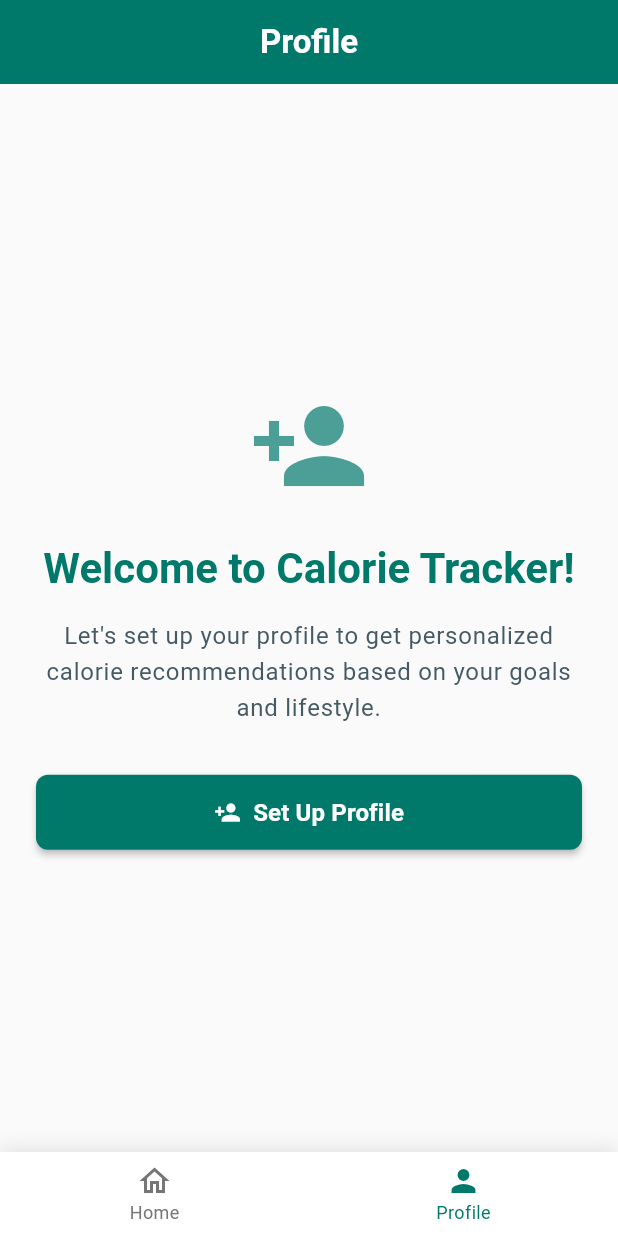
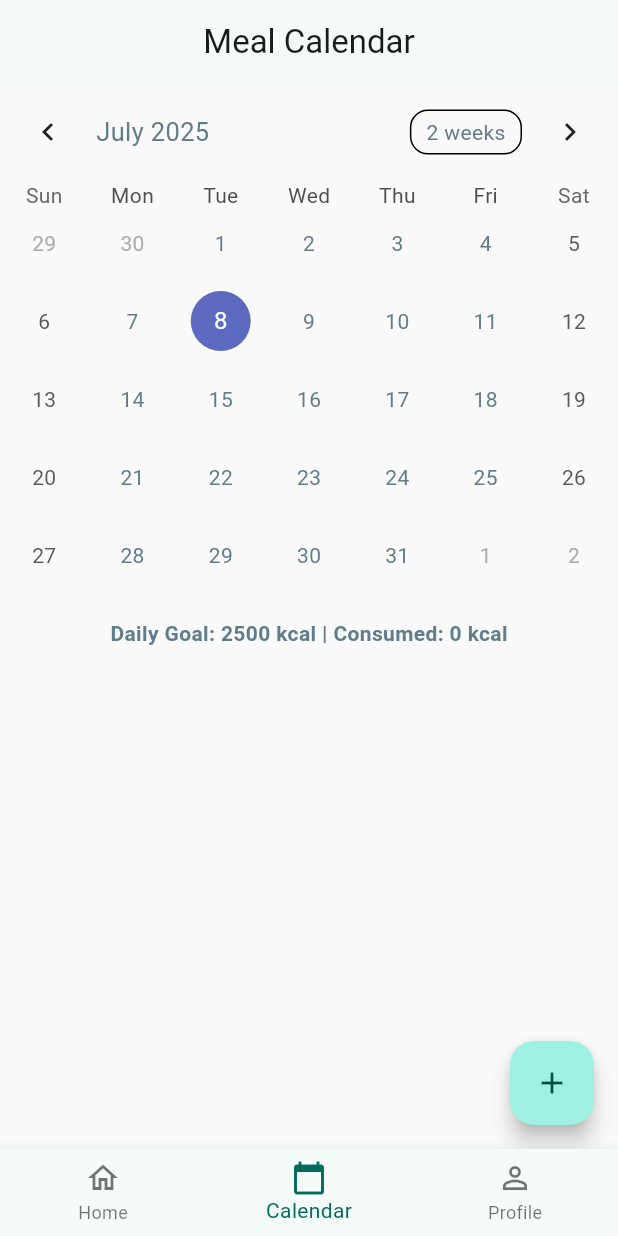
Before and after one commit to spirinity/calorie_app, a Flutter app: the screen it shows after launch, swiped to page 2, on a phone screen of 412 x 824 dp. Run offline on Flutter 3.47's test engine with Material 3 defaults, Android fonts, the phone set to English and light mode, and no system bars; drawn by our look-alikes of table_calendar; our stand-ins replace image_picker, sqflite; accounts and stored records are empty.

Commit message:
garbage ver wait ima fix this

```diff
--- /dev/null
+++ b/lib/screens/calendar_screen.dart
@@ -0,0 +1,179 @@
+import 'package:flutter/material.dart';
+import 'package:table_calendar/table_calendar.dart';
+import '../models/food_entry.dart';
+import '../services/food_service.dart';
+import '../services/user_service.dart';
+import 'add_food_screen.dart';
+import 'food_details_screen.dart';
+
+class CalendarScreen extends StatefulWidget {
+  const CalendarScreen({Key? key}) : super(key: key);
+
+  @override
+  // The class name is now public
+  CalendarScreenState createState() => CalendarScreenState();
+}
+
+class CalendarScreenState extends State<CalendarScreen> {
+  late final ValueNotifier<List<FoodEntry>> _selectedEvents;
+  DateTime _focusedDay = DateTime.now();
+  DateTime? _selectedDay;
+  Map<DateTime, List<FoodEntry>> _events = {};
+  int _dailyGoal = 2500;
+
+  @override
+  void initState() {
+    super.initState();
+    _selectedDay = _focusedDay;
+    _selectedEvents = ValueNotifier(_getEventsForDay(_selectedDay!));
+    _loadUserGoal();
+    _loadMonthData(_focusedDay);
+  }
+
+  @override
+  void dispose() {
+    _selectedEvents.dispose();
+    super.dispose();
+  }
+
+  void _loadUserGoal() async {
+    final goal = await UserService.getCurrentCalorieGoal();
+    setState(() {
+      _dailyGoal = goal;
+    });
+  }
+
+  void _loadMonthData(DateTime month) async {
+    final entries = await FoodService.getEntriesForMonth(month);
+    final Map<DateTime, List<FoodEntry>> events = {};
+    for (var entry in entries) {
+      final day = DateTime.utc(entry.timestamp.year, entry.timestamp.month, entry.timestamp.day);
+      if (events[day] == null) {
+        events[day] = [];
+      }
+      events[day]!.add(entry);
+    }
+    setState(() {
+      _events = events;
+    });
+    // Refresh selected day events
+    _onDaySelected(_selectedDay!, _focusedDay);
+  }
+
+  List<FoodEntry> _getEventsForDay(DateTime day) {
+    return _events[DateTime.utc(day.year, day.month, day.day)] ?? [];
+  }
+
+  void _onDaySelected(DateTime selectedDay, DateTime focusedDay) {
+    if (!isSameDay(_selectedDay, selectedDay)) {
+      setState(() {
+        _selectedDay = selectedDay;
+        _focusedDay = focusedDay;
+      });
+      _selectedEvents.value = _getEventsForDay(selectedDay);
+    }
+  }
+
+  int _calculateTotalCalories(List<FoodEntry> entries) {
+    return entries.fold(0, (sum, item) => sum + item.calories);
+  }
+
+  @override
+  Widget build(BuildContext context) {
+    return Scaffold(
+      appBar: AppBar(
+        title: Text('Meal Calendar'),
+        centerTitle: true,
+      ),
+      body: Column(
+        children: [
+          TableCalendar<FoodEntry>(
+            firstDay: DateTime.utc(2020, 1, 1),
+            lastDay: DateTime.utc(2030, 12, 31),
+            focusedDay: _focusedDay,
+            selectedDayPredicate: (day) => isSameDay(_selectedDay, day),
+            eventLoader: _getEventsForDay,
+            onDaySelected: _onDaySelected,
+            onPageChanged: (focusedDay) {
+              _focusedDay = focusedDay;
+              _loadMonthData(focusedDay);
+            },
+            calendarBuilders: CalendarBuilders(
+              markerBuilder: (context, date, events) {
+                if (events.isNotEmpty) {
+                  final totalCalories = _calculateTotalCalories(events);
+                  IconData icon;
+                  Color color;
+                  if (totalCalories > _dailyGoal) {
+                    icon = Icons.cancel;
+                    color = Colors.red;
+                  } else {
+                    icon = Icons.check_circle;
+                    color = Colors.green;
+                  }
+                  return Positioned(
+                    right: 1,
+                    bottom: 1,
+                    child: Icon(icon, color: color, size: 16),
+                  );
+                }
+                return null;
+              },
+            ),
+          ),
+          const SizedBox(height: 8.0),
+          Expanded(
+            child: ValueListenableBuilder<List<FoodEntry>>(
+              valueListenable: _selectedEvents,
+              builder: (context, value, _) {
+                final totalCalories = _calculateTotalCalories(value);
+                return Column(
+                  children: [
+                    Padding(
+                      padding: const EdgeInsets.all(8.0),
+                      child: Text("Daily Goal: $_dailyGoal kcal | Consumed: $totalCalories kcal", style: TextStyle(fontWeight: FontWeight.bold)),
+                    ),
+                    Expanded(
+                      child: ListView.builder(
+                        itemCount: value.length,
+                        itemBuilder: (context, index) {
+                          return Card(
+                            margin: const EdgeInsets.symmetric(horizontal: 12.0, vertical: 4.0),
+                            child: ListTile(
+                              onTap: () async {
+                                final result = await Navigator.push(context, MaterialPageRoute(builder: (context) => FoodDetailsScreen(entry: value[index])));
+                                if (result == true) {
+                                  _loadMonthData(_focusedDay);
+                                }
+                              },
+                              title: Text(value[index].name),
+                              subtitle: Text(value[index].quantity),
+                              trailing: Text('${value[index].calories} kcal'),
+                            ),
+                          );
+                        },
+                      ),
+                    ),
+                  ],
+                );
+              },
+            ),
+          ),
+        ],
+      ),
+      floatingActionButton: FloatingActionButton(
+        onPressed: () async {
+          final result = await Navigator.push(
+            context,
+            // The constructor now correctly includes the selectedDate parameter
+            MaterialPageRoute(builder: (context) => AddFoodScreen(selectedDate: _selectedDay)),
+          );
+          if (result == true) {
+            _loadMonthData(_focusedDay);
+          }
+        },
+        child: Icon(Icons.add),
+      ),
+    );
+  }
+}
--- a/lib/screens/main_navigation_screen.dart
+++ b/lib/screens/main_navigation_screen.dart
@@ -1,7 +1,7 @@
 import 'package:flutter/material.dart';
 import 'home_screen.dart';
-import 'add_food_screen.dart';
 import 'profile_screen.dart';
+import 'calendar_screen.dart'; // Import the new screen
 
 class MainNavigationScreen extends StatefulWidget {
   @override
@@ -47,37 +47,25 @@ class _MainNavigationScreenState extends State<MainNavigationScreen> {
         },
         children: [
           HomeScreen(onRefreshNeeded: () {
-            // Callback to refresh home screen when needed
             setState(() {});
           }),
+          CalendarScreen(), // Add the CalendarScreen
           ProfileScreen(),
         ],
       ),
-      bottomNavigationBar: Container(
-        decoration: BoxDecoration(
-          boxShadow: [
-            BoxShadow(
-              color: Colors.black.withOpacity(0.1),
-              blurRadius: 10,
-              offset: Offset(0, -2),
-            ),
-          ],
-        ),
-        child: BottomNavigationBar(
+      bottomNavigationBar: BottomNavigationBar(
         currentIndex: _currentIndex,
         onTap: _onItemTapped,
-          type: BottomNavigationBarType.fixed,
-          backgroundColor: Colors.white,
-          selectedItemColor: Theme.of(context).primaryColor,
-          unselectedItemColor: Colors.grey[600],
-          selectedFontSize: 12,
-          unselectedFontSize: 12,
-          elevation: 0,
         items: [
           BottomNavigationBarItem(
             icon: Icon(Icons.home_outlined),
             activeIcon: Icon(Icons.home),
             label: 'Home',
+          ),
+          BottomNavigationBarItem(
+            icon: Icon(Icons.calendar_today_outlined),
+            activeIcon: Icon(Icons.calendar_today),
+            label: 'Calendar',
           ),
           BottomNavigationBarItem(
             icon: Icon(Icons.person_outline),
@@ -86,7 +74,6 @@ class _MainNavigationScreenState extends State<MainNavigationScreen> {
           ),
         ],
       ),
-      ),
     );
   }
 }
--- a/lib/services/food_service.dart
+++ b/lib/services/food_service.dart
@@ -24,4 +24,8 @@ class FoodService {
     await DatabaseHelper.instance.deleteFoodEntry(id);
   }
 
+    static Future<List<FoodEntry>> getEntriesForMonth(DateTime month) async {
+    return await DatabaseHelper.instance.getEntriesForMonth(month);
+  }
+
 }
--- a/pubspec.yaml
+++ b/pubspec.yaml
@@ -35,6 +35,7 @@ dependencies:
   sqflite: ^2.0.2
   path_provider: ^2.0.11
   image_picker: ^0.8.5+3
+  table_calendar: ^3.0.9
 
 dev_dependencies:
   flutter_test:
```
Also changed, not shown: lib/screens/add_food_screen.dart (+127 -208 lines), lib/services/database_helper.dart (+27 -3 lines), pubspec.lock. Lines whose indentation alone changed are shown as unchanged.
